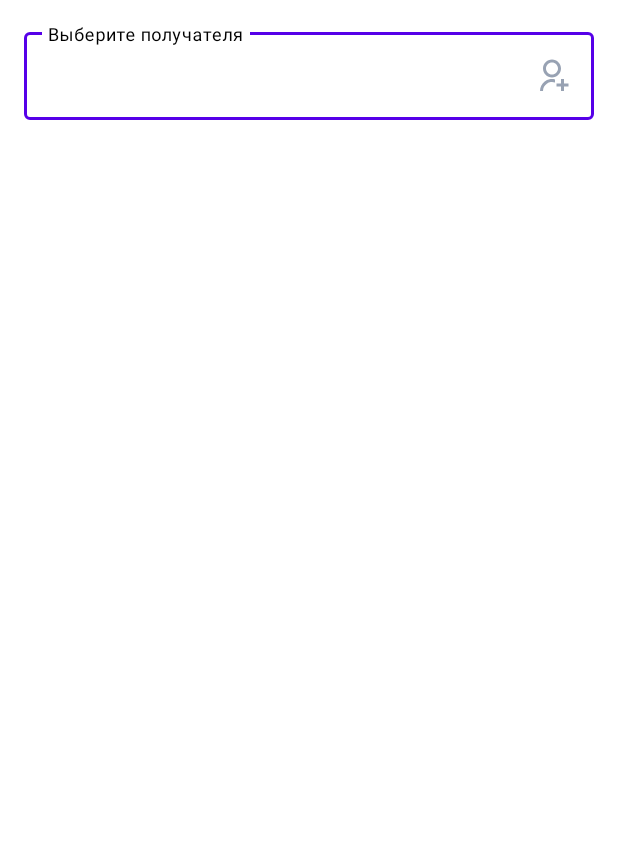
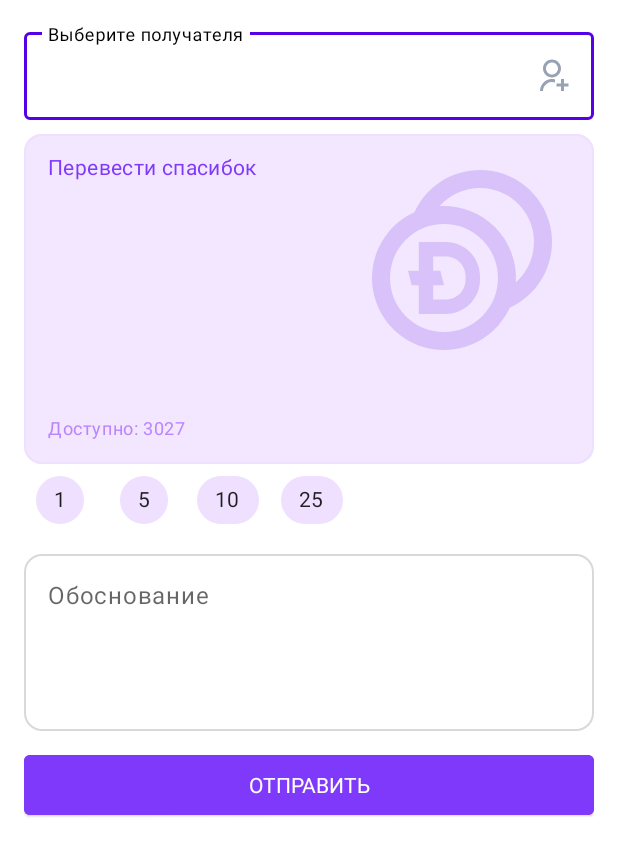
Before and after one commit to digthanx/android_mobile, an Android app: the fragment TransactionFragment shown on its own in the app's theme, on a phone screen of 412 x 824 dp. Shown: the top 856 px of the screen. Run offline under Robolectric (Android 15) with nearby library versions, the phone set to English and light mode, and no system bars.

Commit message:
Добавил в верстку chipGroup

```diff
--- a/app/src/main/res/layout/fragment_transaction.xml
+++ b/app/src/main/res/layout/fragment_transaction.xml
@@ -61,6 +61,7 @@
                 app:layout_constraintTop_toTopOf="parent" />
 
             <ImageView
+                android:id="@+id/image_transaction"
                 android:layout_width="144dp"
                 android:layout_height="144dp"
                 android:layout_marginTop="@dimen/margin_h"
@@ -95,12 +96,59 @@
                 android:layout_width="wrap_content"
                 android:layout_height="wrap_content"
                 android:layout_marginBottom="@dimen/margin_x"
+                android:text="3027"
                 android:textAppearance="@style/Caption.Violet"
                 app:layout_constraintBottom_toBottomOf="parent"
                 app:layout_constraintStart_toEndOf="@+id/distributed_label_tv" />
 
         </androidx.constraintlayout.widget.ConstraintLayout>
     </com.google.android.material.card.MaterialCardView>
+
+    <com.google.android.material.chip.ChipGroup
+        android:layout_width="wrap_content"
+        android:layout_height="wrap_content"
+        android:id="@+id/chipGroup"
+        app:singleSelection="true"
+        app:layout_constraintStart_toStartOf="@id/count_layout"
+        app:layout_constraintTop_toBottomOf="@id/count_layout">
+
+        <com.google.android.material.chip.Chip
+            android:id="@+id/chipOne"
+            android:layout_width="wrap_content"
+            android:layout_height="wrap_content"
+            android:checkable="true"
+            android:backgroundTint="@color/color11"
+            style="@style/Widget.MaterialComponents.Chip.Choice"
+            android:text="1" />
+
+        <com.google.android.material.chip.Chip
+            android:id="@+id/chipFive"
+            android:layout_width="wrap_content"
+            android:layout_height="wrap_content"
+            android:checkable="true"
+            android:backgroundTint="@color/color11"
+            style="@style/Widget.MaterialComponents.Chip.Choice"
+            android:text="5" />
+
+        <com.google.android.material.chip.Chip
+            android:id="@+id/chipTen"
+            android:layout_width="wrap_content"
+            android:layout_height="wrap_content"
+            android:checkable="true"
+            android:backgroundTint="@color/color11"
+            style="@style/Widget.MaterialComponents.Chip.Choice"
+            android:text="10" />
+
+        <com.google.android.material.chip.Chip
+            android:id="@+id/chipTwentyFive"
+            android:layout_width="wrap_content"
+            android:layout_height="wrap_content"
+            android:checkable="true"
+            android:backgroundTint="@color/color11"
+            style="@style/Widget.MaterialComponents.Chip.Choice"
+            android:text="25" />
+
+    </com.google.android.material.chip.ChipGroup>
 
     <com.google.android.material.card.MaterialCardView
         android:id="@+id/reason_value"
@@ -110,7 +158,7 @@
         android:outlineProvider="none"
         app:cardCornerRadius="@dimen/round_corner_xlarge"
         app:layout_constraintStart_toStartOf="parent"
-        app:layout_constraintTop_toBottomOf="@+id/count_layout"
+        app:layout_constraintTop_toBottomOf="@+id/chipGroup"
         app:strokeColor="@color/color20"
         app:strokeWidth="@dimen/stroke_size">
 
@@ -138,7 +186,7 @@
 
     <androidx.constraintlayout.widget.Group
         android:id="@+id/send_coins_group"
-        android:visibility="gone"
+        android:visibility="visible"
         android:layout_width="wrap_content"
         android:layout_height="wrap_content"
         app:constraint_referenced_ids="send_coin_btn,reason_value,count_layout"
@@ -148,6 +196,7 @@
     <com.google.android.material.card.MaterialCardView
         android:id="@+id/card_view_for_rv"
         android:layout_width="match_parent"
+        android:visibility="gone"
         android:layout_height="0dp"
         app:cardCornerRadius="4dp"
         android:backgroundTint="@color/back_profile"
```
